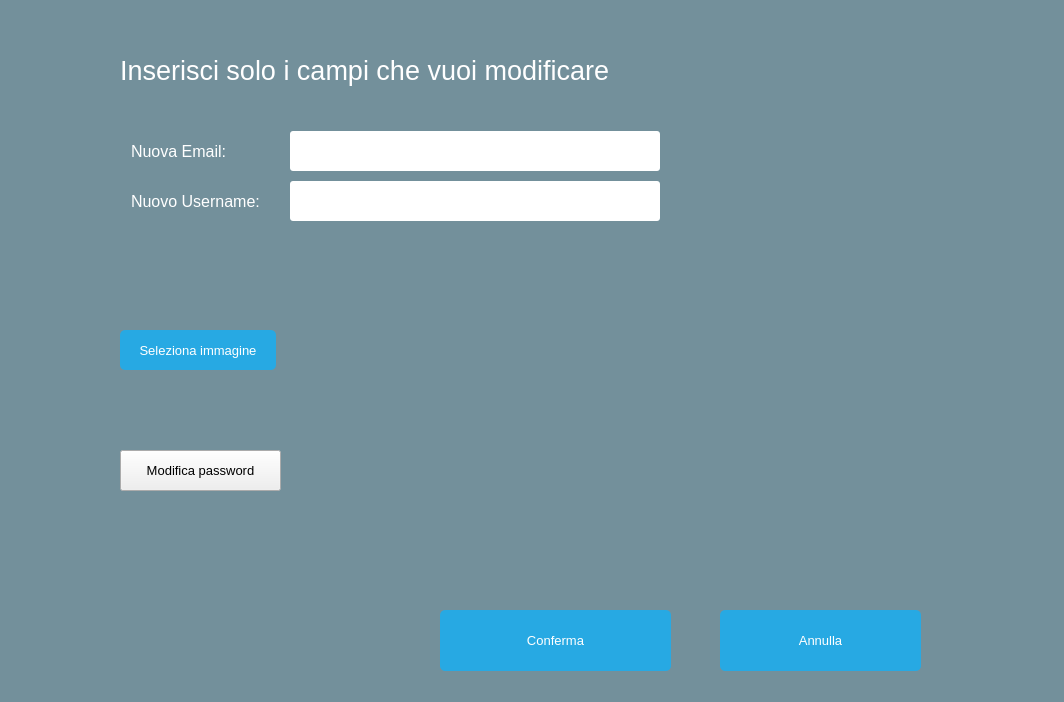
First picture: the form in Client/EditorGUI/EditorGUI/Modify Profile/modifyProfile.ui, repository iliodipietro/Programmazione-Di-Sistema-Collaborative-Editor, before the edit.
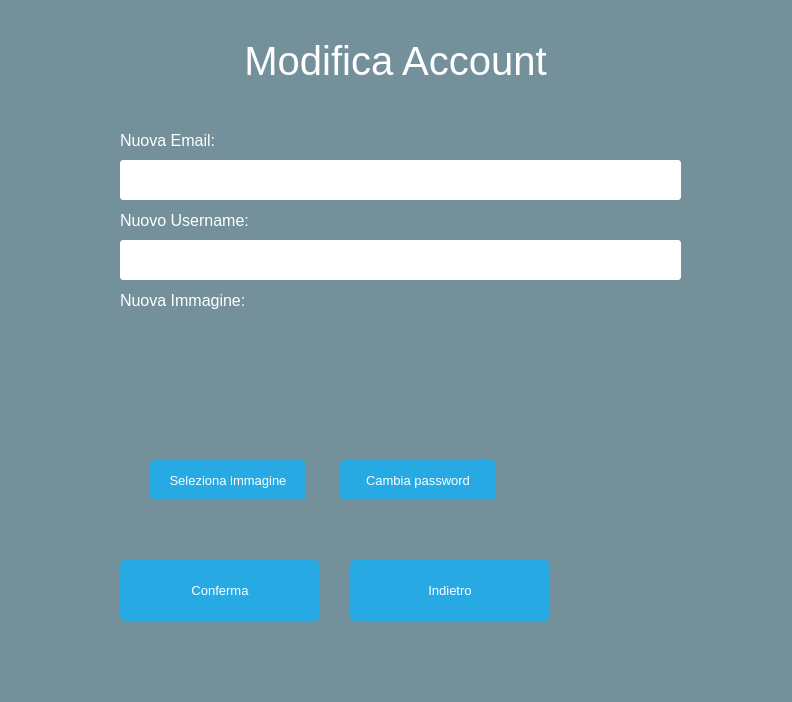
Second picture: the form after the edit.

Commit message: commit prima del pull

```diff
--- a/Client/EditorGUI/EditorGUI/Modify Profile/modifyProfile.ui
+++ b/Client/EditorGUI/EditorGUI/Modify Profile/modifyProfile.ui
@@ -6,10 +6,16 @@
    <rect>
     <x>0</x>
     <y>0</y>
-    <width>1064</width>
+    <width>792</width>
     <height>702</height>
    </rect>
   </property>
+  <property name="sizePolicy">
+   <sizepolicy hsizetype="Expanding" vsizetype="Preferred">
+    <horstretch>0</horstretch>
+    <verstretch>0</verstretch>
+   </sizepolicy>
+  </property>
   <property name="font">
    <font>
     <pointsize>10</pointsize>
@@ -23,131 +29,11 @@
 #ModifyProfile { background: rgba(32, 80, 96, 100); }
 QLineEdit { border-radius: 3px; }</string>
   </property>
-  <widget class="QWidget" name="formLayoutWidget">
-   <property name="geometry">
-    <rect>
-     <x>120</x>
-     <y>120</y>
-     <width>551</width>
-     <height>111</height>
-    </rect>
-   </property>
-   <layout class="QFormLayout" name="formLayout_3">
-    <property name="sizeConstraint">
-     <enum>QLayout::SetMinimumSize</enum>
-    </property>
-    <property name="horizontalSpacing">
-     <number>9</number>
-    </property>
-    <property name="verticalSpacing">
-     <number>10</number>
-    </property>
-    <item row="1" column="0">
-     <widget class="QLabel" name="emailLabel">
-      <property name="minimumSize">
-       <size>
-        <width>150</width>
-        <height>40</height>
-       </size>
-      </property>
-      <property name="font">
-       <font>
-        <pointsize>12</pointsize>
-       </font>
-      </property>
-      <property name="styleSheet">
-       <string notr="true">QLabel { color: white; }</string>
-      </property>
-      <property name="text">
-       <string>Nuova Email:</string>
-      </property>
-     </widget>
-    </item>
-    <item row="1" column="1">
-     <widget class="QLineEdit" name="emailLine_3">
-      <property name="minimumSize">
-       <size>
-        <width>0</width>
-        <height>40</height>
-       </size>
-      </property>
-      <property name="font">
-       <font>
-        <pointsize>10</pointsize>
-       </font>
-      </property>
-     </widget>
-    </item>
-    <item row="2" column="0">
-     <widget class="QLabel" name="usernameLabel">
-      <property name="minimumSize">
-       <size>
-        <width>150</width>
-        <height>40</height>
-       </size>
-      </property>
-      <property name="font">
-       <font>
-        <pointsize>12</pointsize>
-       </font>
-      </property>
-      <property name="styleSheet">
-       <string notr="true">QLabel { color: white; }</string>
-      </property>
-      <property name="text">
-       <string>Nuovo Username:</string>
-      </property>
-     </widget>
-    </item>
-    <item row="2" column="1">
-     <widget class="QLineEdit" name="usernameLine_3">
-      <property name="minimumSize">
-       <size>
-        <width>0</width>
-        <height>40</height>
-       </size>
-      </property>
-      <property name="echoMode">
-       <enum>QLineEdit::Normal</enum>
-      </property>
-     </widget>
-    </item>
-   </layout>
-  </widget>
-  <widget class="QPushButton" name="cancel">
-   <property name="geometry">
-    <rect>
-     <x>720</x>
-     <y>610</y>
-     <width>201</width>
-     <height>61</height>
-    </rect>
-   </property>
-   <property name="font">
-    <font>
-     <pointsize>10</pointsize>
-    </font>
-   </property>
-   <property name="styleSheet">
-    <string notr="true">QPushButton
-{
-  color: white;
-  background-color: #27a9e3;
-  border-width: 0px;
-  border-radius: 5px;
-}
-
-QPushButton:hover { background-color: #0080FF; }</string>
-   </property>
-   <property name="text">
-    <string>Annulla</string>
-   </property>
-  </widget>
   <widget class="QPushButton" name="selectImageButton">
    <property name="geometry">
     <rect>
-     <x>120</x>
-     <y>330</y>
+     <x>150</x>
+     <y>460</y>
      <width>156</width>
      <height>40</height>
     </rect>
@@ -178,48 +64,19 @@
     <string>Seleziona immagine</string>
    </property>
   </widget>
-  <widget class="QPushButton" name="submit">
-   <property name="geometry">
-    <rect>
-     <x>440</x>
-     <y>610</y>
-     <width>231</width>
-     <height>61</height>
-    </rect>
-   </property>
-   <property name="font">
-    <font>
-     <pointsize>10</pointsize>
-    </font>
-   </property>
-   <property name="styleSheet">
-    <string notr="true">QPushButton
-{
-  color: white;
-  background-color: #27a9e3;
-  border-width: 0px;
-  border-radius: 5px;
-}
-
-QPushButton:hover { background-color: #0080FF; }</string>
-   </property>
-   <property name="text">
-    <string>Conferma</string>
-   </property>
-  </widget>
   <widget class="QLabel" name="imageLabel">
    <property name="geometry">
     <rect>
-     <x>290</x>
-     <y>250</y>
-     <width>225</width>
-     <height>225</height>
+     <x>160</x>
+     <y>320</y>
+     <width>125</width>
+     <height>125</height>
     </rect>
    </property>
    <property name="minimumSize">
     <size>
-     <width>225</width>
-     <height>225</height>
+     <width>125</width>
+     <height>125</height>
     </size>
    </property>
    <property name="maximumSize">
@@ -231,6 +88,9 @@
    <property name="text">
     <string/>
    </property>
+   <property name="alignment">
+    <set>Qt::AlignCenter</set>
+   </property>
   </widget>
   <widget class="QLabel" name="crop">
    <property name="geometry">
@@ -272,35 +132,271 @@
   <widget class="QLabel" name="label">
    <property name="geometry">
     <rect>
-     <x>120</x>
-     <y>30</y>
-     <width>621</width>
+     <x>0</x>
+     <y>20</y>
+     <width>791</width>
      <height>81</height>
     </rect>
    </property>
+   <property name="sizePolicy">
+    <sizepolicy hsizetype="Preferred" vsizetype="Preferred">
+     <horstretch>0</horstretch>
+     <verstretch>0</verstretch>
+    </sizepolicy>
+   </property>
    <property name="font">
     <font>
-     <pointsize>20</pointsize>
+     <pointsize>30</pointsize>
     </font>
    </property>
    <property name="styleSheet">
     <string notr="true">QLabel { color: white; }</string>
    </property>
    <property name="text">
-    <string>Inserisci solo i campi che vuoi modificare</string>
+    <string>Modifica Account</string>
+   </property>
+   <property name="alignment">
+    <set>Qt::AlignCenter</set>
    </property>
   </widget>
   <widget class="QPushButton" name="modifyPasswordButton">
    <property name="geometry">
     <rect>
+     <x>340</x>
+     <y>460</y>
+     <width>156</width>
+     <height>40</height>
+    </rect>
+   </property>
+   <property name="styleSheet">
+    <string notr="true">QPushButton
+{
+  color: white;
+  background-color: #27a9e3;
+  border-width: 0px;
+  border-radius: 5px;
+}
+
+QPushButton:hover { background-color: #0080FF; }</string>
+   </property>
+   <property name="text">
+    <string>Cambia password</string>
+   </property>
+  </widget>
+  <widget class="QLabel" name="emailLabel">
+   <property name="geometry">
+    <rect>
      <x>120</x>
-     <y>450</y>
-     <width>161</width>
-     <height>41</height>
+     <y>120</y>
+     <width>150</width>
+     <height>40</height>
     </rect>
    </property>
+   <property name="minimumSize">
+    <size>
+     <width>150</width>
+     <height>40</height>
+    </size>
+   </property>
+   <property name="font">
+    <font>
+     <pointsize>12</pointsize>
+    </font>
+   </property>
+   <property name="styleSheet">
+    <string notr="true">QLabel { color: white; }</string>
+   </property>
    <property name="text">
-    <string>Modifica password</string>
+    <string>Nuova Email:</string>
+   </property>
+  </widget>
+  <widget class="QLineEdit" name="usernameLine_3">
+   <property name="geometry">
+    <rect>
+     <x>120</x>
+     <y>240</y>
+     <width>561</width>
+     <height>40</height>
+    </rect>
+   </property>
+   <property name="minimumSize">
+    <size>
+     <width>0</width>
+     <height>40</height>
+    </size>
+   </property>
+   <property name="echoMode">
+    <enum>QLineEdit::Normal</enum>
+   </property>
+  </widget>
+  <widget class="QPushButton" name="cancel">
+   <property name="geometry">
+    <rect>
+     <x>350</x>
+     <y>560</y>
+     <width>200</width>
+     <height>61</height>
+    </rect>
+   </property>
+   <property name="sizePolicy">
+    <sizepolicy hsizetype="Maximum" vsizetype="Maximum">
+     <horstretch>0</horstretch>
+     <verstretch>0</verstretch>
+    </sizepolicy>
+   </property>
+   <property name="maximumSize">
+    <size>
+     <width>16777215</width>
+     <height>2000</height>
+    </size>
+   </property>
+   <property name="font">
+    <font>
+     <pointsize>10</pointsize>
+    </font>
+   </property>
+   <property name="styleSheet">
+    <string notr="true">QPushButton
+{
+  color: white;
+  background-color: #27a9e3;
+  border-width: 0px;
+  border-radius: 5px;
+}
+
+QPushButton:hover { background-color: #0080FF; }</string>
+   </property>
+   <property name="text">
+    <string>Indietro</string>
+   </property>
+  </widget>
+  <widget class="QPushButton" name="submit">
+   <property name="geometry">
+    <rect>
+     <x>120</x>
+     <y>560</y>
+     <width>200</width>
+     <height>61</height>
+    </rect>
+   </property>
+   <property name="sizePolicy">
+    <sizepolicy hsizetype="Fixed" vsizetype="Fixed">
+     <horstretch>0</horstretch>
+     <verstretch>0</verstretch>
+    </sizepolicy>
+   </property>
+   <property name="maximumSize">
+    <size>
+     <width>16777215</width>
+     <height>16777215</height>
+    </size>
+   </property>
+   <property name="font">
+    <font>
+     <pointsize>10</pointsize>
+    </font>
+   </property>
+   <property name="styleSheet">
+    <string notr="true">QPushButton
+{
+  color: white;
+  background-color: #27a9e3;
+  border-width: 0px;
+  border-radius: 5px;
+}
+
+QPushButton:hover { background-color: #0080FF; }
+
+QPushButton:disabled{
+ background-color: #a6a6a6;
+}</string>
+   </property>
+   <property name="text">
+    <string>Conferma</string>
+   </property>
+  </widget>
+  <widget class="QLineEdit" name="emailLine_3">
+   <property name="geometry">
+    <rect>
+     <x>120</x>
+     <y>160</y>
+     <width>561</width>
+     <height>40</height>
+    </rect>
+   </property>
+   <property name="sizePolicy">
+    <sizepolicy hsizetype="MinimumExpanding" vsizetype="Expanding">
+     <horstretch>0</horstretch>
+     <verstretch>0</verstretch>
+    </sizepolicy>
+   </property>
+   <property name="minimumSize">
+    <size>
+     <width>0</width>
+     <height>40</height>
+    </size>
+   </property>
+   <property name="font">
+    <font>
+     <pointsize>10</pointsize>
+    </font>
+   </property>
+   <property name="placeholderText">
+    <string/>
+   </property>
+  </widget>
+  <widget class="QLabel" name="usernameLabel">
+   <property name="geometry">
+    <rect>
+     <x>120</x>
+     <y>200</y>
+     <width>150</width>
+     <height>40</height>
+    </rect>
+   </property>
+   <property name="minimumSize">
+    <size>
+     <width>150</width>
+     <height>40</height>
+    </size>
+   </property>
+   <property name="font">
+    <font>
+     <pointsize>12</pointsize>
+    </font>
+   </property>
+   <property name="styleSheet">
+    <string notr="true">QLabel { color: white; }</string>
+   </property>
+   <property name="text">
+    <string>Nuovo Username:</string>
+   </property>
+  </widget>
+  <widget class="QLabel" name="emailLabel_2">
+   <property name="geometry">
+    <rect>
+     <x>120</x>
+     <y>280</y>
+     <width>150</width>
+     <height>40</height>
+    </rect>
+   </property>
+   <property name="minimumSize">
+    <size>
+     <width>150</width>
+     <height>40</height>
+    </size>
+   </property>
+   <property name="font">
+    <font>
+     <pointsize>12</pointsize>
+    </font>
+   </property>
+   <property name="styleSheet">
+    <string notr="true">QLabel { color: white; }</string>
+   </property>
+   <property name="text">
+    <string>Nuova Immagine:</string>
    </property>
   </widget>
  </widget>
```
